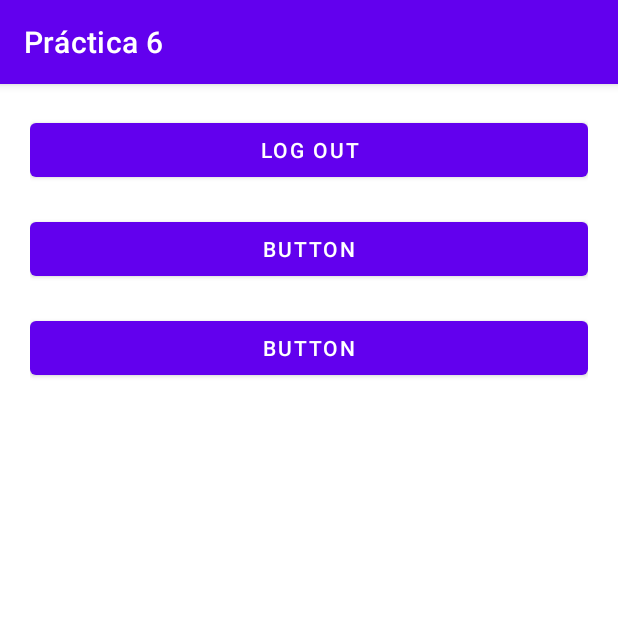
After one commit to jrodriguezballester/Practica-Login-Firebase-geolocalizacion, an Android app: the MainActivity screen opened directly, with no data from a screen before it, on a phone screen of 412 x 824 dp, the top half of it. The commit adds this screen. Run offline under Robolectric (Android 15) with nearby library versions, the phone set to English and light mode, and no system bars; our stand-ins replace Firebase (no records; nobody signed in at launch, a user with empty details on screens opened directly).

Commit message:
Log Out.- Primera parte Finalizada

```diff
--- a/app/src/main/AndroidManifest.xml
+++ b/app/src/main/AndroidManifest.xml
@@ -9,6 +9,7 @@
         android:roundIcon="@mipmap/ic_launcher_round"
         android:supportsRtl="true"
         android:theme="@style/Theme.LoginGeolocalizacion">
+        <activity android:name=".MainActivity"></activity>
         <activity android:name=".AuthActivity">
             <intent-filter>
                 <action android:name="android.intent.action.MAIN" />
--- /dev/null
+++ b/app/src/main/java/com/example/logingeolocalizacion/MainActivity.kt
@@ -0,0 +1,22 @@
+package com.example.logingeolocalizacion
+
+import android.content.Intent
+import android.os.Bundle
+import androidx.appcompat.app.AppCompatActivity
+import com.google.firebase.auth.FirebaseAuth
+import kotlinx.android.synthetic.main.activity_main.*
+
+class MainActivity : AppCompatActivity() {
+    override fun onCreate(savedInstanceState: Bundle?) {
+        super.onCreate(savedInstanceState)
+        setContentView(R.layout.activity_main)
+        logOutButton.setOnClickListener {
+            FirebaseAuth.getInstance().signOut()
+            // onBackPressed()  Mas seguro sustituido por startActivity
+            val intent = Intent(this, AuthActivity::class.java);
+            intent.flags = Intent.FLAG_ACTIVITY_CLEAR_TASK and Intent.FLAG_ACTIVITY_NEW_TASK;
+            startActivity(intent);
+        }
+
+    }
+}
--- a/app/src/main/res/layout/activity_auth.xml
+++ b/app/src/main/res/layout/activity_auth.xml
@@ -4,6 +4,7 @@
     xmlns:tools="http://schemas.android.com/tools"
     android:layout_width="match_parent"
     android:layout_height="match_parent"
+    android:id="@+id/auth_layout"
     tools:context=".AuthActivity">
 
     <LinearLayout
--- /dev/null
+++ b/app/src/main/res/layout/activity_main.xml
@@ -0,0 +1,40 @@
+<?xml version="1.0" encoding="utf-8"?>
+<androidx.constraintlayout.widget.ConstraintLayout xmlns:android="http://schemas.android.com/apk/res/android"
+    xmlns:app="http://schemas.android.com/apk/res-auto"
+    xmlns:tools="http://schemas.android.com/tools"
+    android:layout_width="match_parent"
+    android:layout_height="match_parent"
+    tools:context=".MainActivity">
+
+    <LinearLayout
+        android:layout_width="match_parent"
+        android:layout_height="match_parent"
+        android:orientation="vertical"
+        android:layout_marginStart="20dp"
+        android:layout_marginTop="20dp"
+        android:layout_marginEnd="20dp"
+        >
+
+        <Button
+            android:id="@+id/logOutButton"
+            android:layout_width="match_parent"
+            android:layout_height="wrap_content"
+            android:text="Log Out" />
+        <Space
+            android:layout_width="match_parent"
+            android:layout_height="18dp" />
+        <Button
+            android:id="@+id/button2"
+            android:layout_width="match_parent"
+            android:layout_height="wrap_content"
+            android:text="Button" />
+        <Space
+            android:layout_width="match_parent"
+            android:layout_height="18dp" />
+        <Button
+            android:id="@+id/button3"
+            android:layout_width="match_parent"
+            android:layout_height="wrap_content"
+            android:text="Button" />
+    </LinearLayout>
+</androidx.constraintlayout.widget.ConstraintLayout>
```
Also changed, not shown: app/src/main/java/com/example/logingeolocalizacion/AuthActivity.kt (+43 -52 lines), app/src/main/java/com/example/logingeolocalizacion/Recursos.kt (added, +58 -0 lines), 1 other file.
